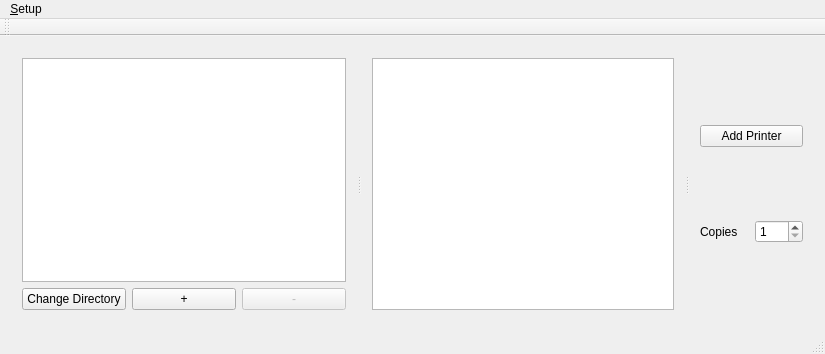
Before: the Qt Designer form mainwindow.ui in zaphodbe/SantaShip, drawn with Qt 5.
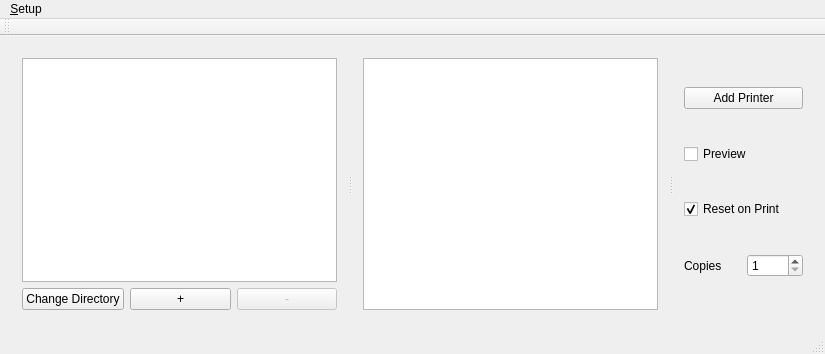
After: the same form once the commit is applied.

Commit message: Initial print preview and first steps to print. Still need to figure out how to make the Graphics Scene scale correctly.

Patch:
```diff
--- a/mainwindow.ui
+++ b/mainwindow.ui
@@ -106,6 +106,23 @@
           </property>
          </widget>
         </item>
+        <item>
+         <widget class="QCheckBox" name="checkBoxPreview">
+          <property name="text">
+           <string>Preview</string>
+          </property>
+         </widget>
+        </item>
+        <item>
+         <widget class="QCheckBox" name="checkBoxReset">
+          <property name="text">
+           <string>Reset on Print</string>
+          </property>
+          <property name="checked">
+           <bool>true</bool>
+          </property>
+         </widget>
+        </item>
         <item>
          <layout class="QHBoxLayout" name="horizontalLayout_2">
           <item>
```
The commit also changes 2 other files.
